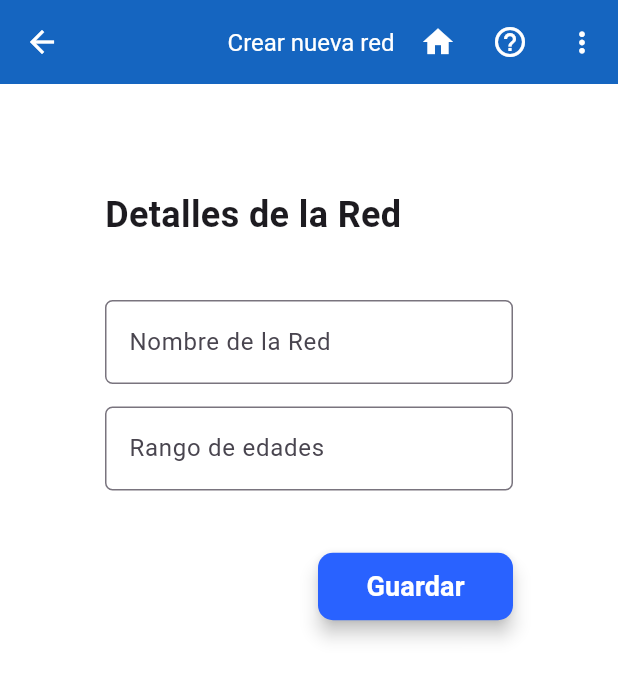
After one commit to YamiYH/secretary, a Flutter app: the Networks screen opened by its route, scrolled down 144 dp, after a tap on "Red", on a phone screen of 412 x 824 dp. The commit adds this screen. Shown: the top 679 px of the screen. Run offline on Flutter 3.47's test engine with Material 3 defaults, Android fonts, the phone set to English and light mode, and no system bars.

Commit message:
Add Create Network screen and update navigation routes

```diff
--- a/lib/routes/routes.dart
+++ b/lib/routes/routes.dart
@@ -1,4 +1,5 @@
 import 'package:app/screens/attendance.dart';
+import 'package:app/screens/create_network.dart';
 import 'package:app/screens/dashboard.dart';
 import 'package:app/screens/members.dart';
 import 'package:app/screens/profile.dart';
@@ -7,6 +8,7 @@ import 'package:flutter/material.dart';
 
 import '../screens/home.dart';
 import '../screens/login.dart';
+import '../screens/networks.dart';
 
 class AppRoutes {
   static const String home = '/';
@@ -16,6 +18,8 @@ class AppRoutes {
   static const String services = 'services';
   static const String members = 'members';
   static const String attendance = 'attendance';
+  static const String networks = 'networks';
+  static const String create_network = 'create_network';
 
   static Map<String, WidgetBuilder> getRoutes() {
     return <String, WidgetBuilder>{
@@ -26,6 +30,8 @@ class AppRoutes {
       services: (context) => Services(),
       members: (context) => Members(),
       attendance: (context) => Attendance(),
+      networks: (context) => Networks(),
+      create_network: (context) => CreateNetwork(),
     };
   }
 }
--- a/lib/screens/attendance.dart
+++ b/lib/screens/attendance.dart
@@ -5,6 +5,7 @@ import 'package:app/widgets/custom_appbar.dart';
 import 'package:app/widgets/date.dart';
 import 'package:flutter/material.dart';
 
+import '../colors.dart';
 import '../widgets/menu.dart';
 
 class Attendance extends StatefulWidget {
@@ -62,7 +63,7 @@ class _AttendanceState extends State<Attendance> {
   Widget build(BuildContext context) {
     final isMobile = MediaQuery.of(context).size.width < 800;
     return Scaffold(
-      backgroundColor: Colors.grey[100],
+      backgroundColor: backgroundColor,
       appBar: CustomAppBar(title: 'Miembros'),
       drawer: isMobile ? Drawer(child: Menu()) : null,
       body: Row(
--- /dev/null
+++ b/lib/screens/create_network.dart
@@ -0,0 +1,65 @@
+import 'package:app/widgets/button.dart';
+import 'package:app/widgets/custom_appbar.dart';
+import 'package:flutter/material.dart';
+
+class CreateNetwork extends StatelessWidget {
+  const CreateNetwork({super.key});
+
+  @override
+  Widget build(BuildContext context) {
+    return Scaffold(
+      backgroundColor: Colors.white,
+      appBar: CustomAppBar(title: 'Crear nueva red'),
+      body: SingleChildScrollView(
+        padding: const EdgeInsets.all(70.0),
+        child: Center(
+          child: ConstrainedBox(
+            constraints: const BoxConstraints(
+              maxWidth: 700,
+            ), // Limita el ancho en pantallas grandes
+            child: Column(
+              crossAxisAlignment: CrossAxisAlignment.start,
+              children: [
+                const Text(
+                  'Detalles de la Red',
+                  style: TextStyle(fontSize: 24, fontWeight: FontWeight.bold),
+                ),
+                const SizedBox(height: 40),
+                TextFormField(
+                  decoration: InputDecoration(
+                    labelText: 'Nombre de la Red',
+                    border: OutlineInputBorder(
+                      borderRadius: BorderRadius.circular(5),
+                    ),
+                  ),
+                ),
+                const SizedBox(height: 15),
+                TextFormField(
+                  decoration: InputDecoration(
+                    labelText: 'Rango de edades',
+                    border: OutlineInputBorder(
+                      borderRadius: BorderRadius.circular(5),
+                    ),
+                  ),
+                ),
+                const SizedBox(height: 40),
+                Row(
+                  mainAxisAlignment: MainAxisAlignment.end,
+                  children: [
+                    Button(
+                      size: Size(130, 45),
+                      text: 'Guardar',
+                      onPressed: () {
+                        Navigator.pop(context);
+                      },
+                    ),
+                  ],
+                ),
+              ],
+            ),
+          ),
+        ),
+      ),
+    );
+  }
+}
--- a/lib/screens/home.dart
+++ b/lib/screens/home.dart
@@ -1,3 +1,5 @@
+import 'package:app/routes/page_route_builder.dart';
+import 'package:app/screens/login.dart';
 import 'package:flutter/material.dart';
 
 class Home extends StatefulWidget {
@@ -53,7 +55,7 @@ class _HomeState extends State<Home> {
                   ),
                 ),
                 onPressed: () {
-                  Navigator.pushNamed(context, 'login');
+                  Navigator.push(context, createFadeRoute(Login()));
                 },
                 child: Row(
                   mainAxisSize: MainAxisSize.min,
--- /dev/null
+++ b/lib/screens/networks.dart
@@ -0,0 +1,131 @@
+import 'package:app/routes/page_route_builder.dart';
+import 'package:app/screens/create_network.dart';
+import 'package:app/widgets/add_button.dart';
+import 'package:app/widgets/custom_appbar.dart';
+import 'package:flutter/material.dart';
+
+import '../colors.dart';
+import '../widgets/menu.dart';
+
+class Networks extends StatelessWidget {
+  const Networks({super.key});
+
+  final List<Map<String, dynamic>> _groups = const [
+    {'title': 'Niños', 'subtitle': 'De 0 a 11 años', 'icon': Icons.group},
+    {'title': 'Juveniles', 'subtitle': 'De 12 a 14 años', 'icon': Icons.group},
+    {'title': 'Jóvenes', 'subtitle': 'De 15 a 35 años', 'icon': Icons.group},
+    {'title': 'Mujeres', 'subtitle': 'De 36 a 59 años', 'icon': Icons.group},
+    {'title': 'Hombres', 'subtitle': 'De 36 a 59 años', 'icon': Icons.group},
+  ];
+
+  @override
+  Widget build(BuildContext context) {
+    final isMobile = MediaQuery.of(context).size.width < 800;
+
+    return Scaffold(
+      backgroundColor: backgroundColor,
+      appBar: CustomAppBar(title: 'Redes'),
+      drawer: isMobile ? Drawer(child: Menu()) : null,
+      body: Row(
+        crossAxisAlignment: CrossAxisAlignment.start,
+        children: [
+          if (!isMobile) const SizedBox(child: Menu()),
+          Expanded(
+            child: Padding(
+              padding: const EdgeInsets.all(32.0),
+              child: Column(
+                crossAxisAlignment: CrossAxisAlignment.start,
+                children: [
+                  Row(
+                    mainAxisAlignment: MainAxisAlignment.spaceBetween,
+                    children: [
+                      const Text(
+                        'Redes',
+                        style: TextStyle(
+                          fontSize: 28,
+                          fontWeight: FontWeight.bold,
+                        ),
+                      ),
+                      AddButton(
+                        onPressed: () {
+                          Navigator.push(
+                            context,
+                            createFadeRoute(CreateNetwork()),
+                          );
+                        },
+                        text: 'Red',
+                        size: Size(110, 45),
+                      ),
+                    ],
+                  ),
+                  const SizedBox(height: 24),
+                  Expanded(
+                    child: GridView.builder(
+                      shrinkWrap: true,
+                      gridDelegate:
+                          const SliverGridDelegateWithMaxCrossAxisExtent(
+                            maxCrossAxisExtent:
+                                350.0, // Ancho máximo de cada elemento
+                            childAspectRatio:
+                                2.5, // Proporción de aspecto (ancho/alto)
+                            crossAxisSpacing: 20, // Espacio entre columnas
+                            mainAxisSpacing: 20, // Espacio entre filas
+                          ),
+                      itemCount: _groups.length,
+                      itemBuilder: (context, index) {
+                        final group = _groups[index];
+                        return _buildGroupCard(
+                          group['title'],
+                          group['subtitle'],
+                          group['icon'],
+                        );
+                      },
+                    ),
+                  ),
+                ],
+              ),
+            ),
+          ),
+        ],
+      ),
+    );
+  }
+
+  // Widget para las tarjetas de grupo
+  Widget _buildGroupCard(String title, String subtitle, IconData icon) {
+    return Card(
+      color: Colors.white,
+      elevation: 5,
+      shape: RoundedRectangleBorder(borderRadius: BorderRadius.circular(12)),
+      child: Padding(
+        padding: const EdgeInsets.all(20.0),
+        child: Row(
+          children: [
+            Icon(icon, size: 40, color: Colors.blueAccent),
+            const SizedBox(width: 16),
+            Expanded(
+              child: Column(
+                crossAxisAlignment: CrossAxisAlignment.start,
+                mainAxisAlignment: MainAxisAlignment.center,
+                children: [
+                  Text(
+                    title,
+                    style: const TextStyle(
+                      fontSize: 18,
+                      fontWeight: FontWeight.bold,
+                    ),
+                  ),
+                  const SizedBox(height: 4),
+                  Text(
+                    subtitle,
+                    style: TextStyle(fontSize: 14, color: Colors.grey[600]),
+                  ),
+                ],
+              ),
+            ),
+          ],
+        ),
+      ),
+    );
+  }
+}
```
Also changed, not shown: lib/screens/dashboard.dart (+4 -4 lines), lib/screens/login.dart (+6 -1 lines), lib/screens/members.dart (+5 -6 lines), lib/screens/services.dart (+5 -6 lines), lib/widgets/menu.dart (+3 -7 lines).
